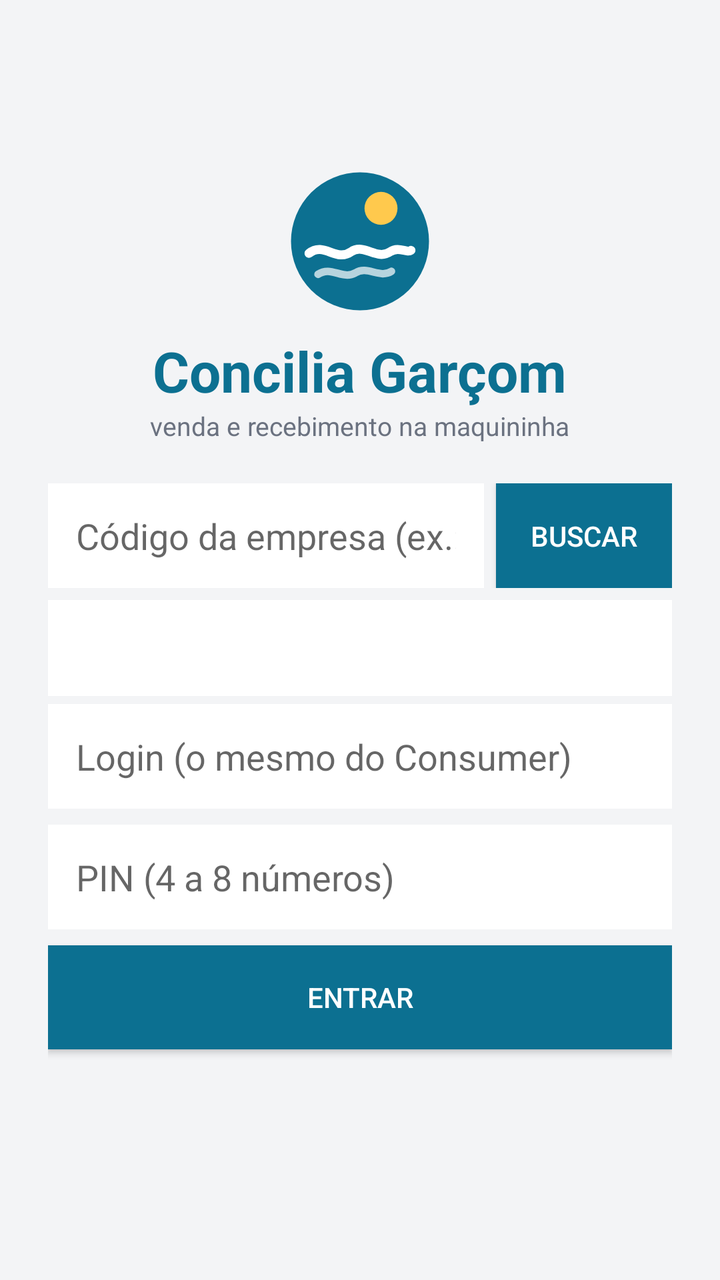
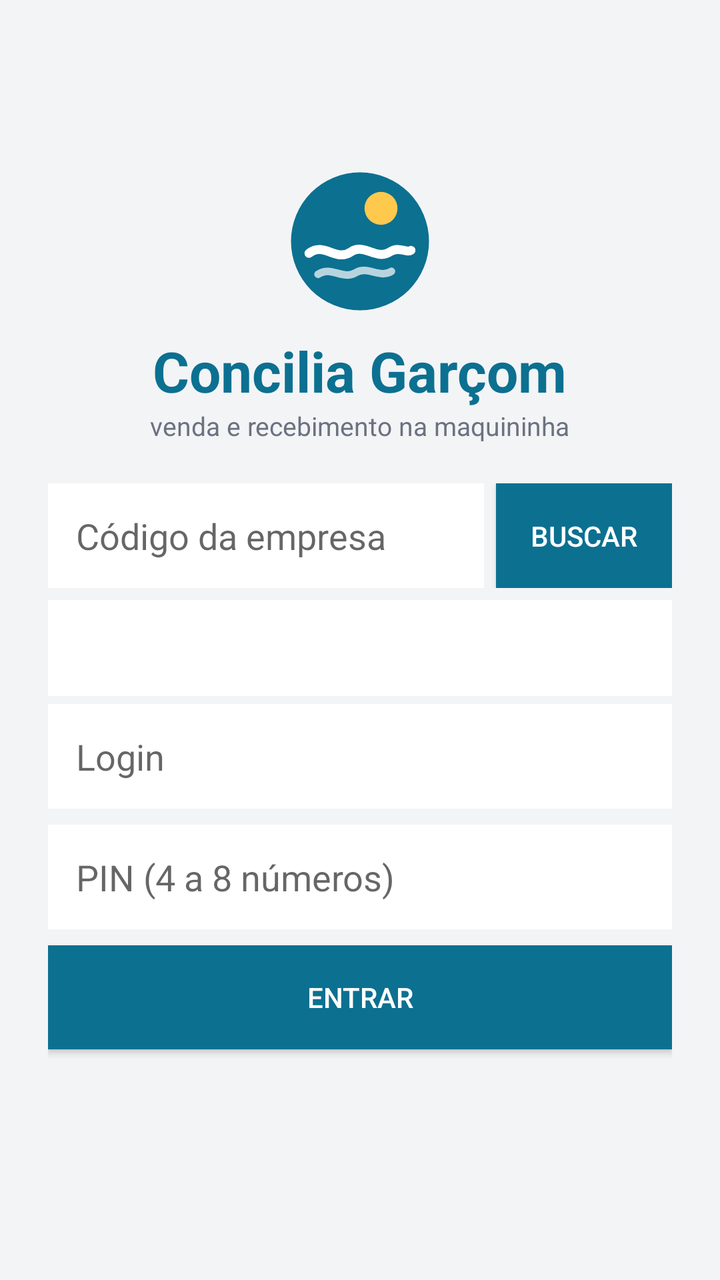

An Android layout rendered at two revisions. The XML below is the earlier revision; the diff shows what the commit changed to produce the second picture.
<!-- AndroidManifest.xml: application theme Theme.ConciliaGarcom -->
<!-- res/layout/activity_login.xml -->
<?xml version="1.0" encoding="utf-8"?>
<ScrollView xmlns:android="http://schemas.android.com/apk/res/android"
    android:layout_width="match_parent"
    android:layout_height="match_parent"
    android:fillViewport="true"
    android:background="#F3F4F6">

    <LinearLayout
        android:layout_width="match_parent"
        android:layout_height="wrap_content"
        android:orientation="vertical"
        android:gravity="center"
        android:padding="24dp"
        android:minHeight="480dp">

        <ImageView
            android:layout_width="72dp"
            android:layout_height="72dp"
            android:src="@drawable/ic_logo"
            android:layout_marginBottom="10dp"
            android:contentDescription="Prainha" />

        <TextView
            android:layout_width="wrap_content"
            android:layout_height="wrap_content"
            android:text="Concilia Garçom"
            android:textSize="28sp"
            android:textStyle="bold"
            android:textColor="#0C7091" />

        <TextView
            android:layout_width="wrap_content"
            android:layout_height="wrap_content"
            android:layout_marginBottom="20dp"
            android:text="venda e recebimento na maquininha"
            android:textSize="13sp"
            android:textColor="#6B7280" />

        <LinearLayout
            android:layout_width="match_parent"
            android:layout_height="wrap_content"
            android:orientation="horizontal"
            android:layout_marginBottom="6dp">

            <EditText
                android:id="@+id/codigoEmpresa"
                android:layout_width="0dp"
                android:layout_weight="1"
                android:layout_height="wrap_content"
                android:hint="Código da empresa (ex.: prainha)"
                android:inputType="textNoSuggestions|textVisiblePassword"
                android:imeOptions="actionGo"
                android:background="#FFFFFF"
                android:padding="14dp" />

            <Button
                android:id="@+id/buscarFiliais"
                android:layout_width="wrap_content"
                android:layout_height="match_parent"
                android:layout_marginStart="6dp"
                android:text="Buscar"
                android:textColor="#FFFFFF"
                android:background="#0C7091" />
        </LinearLayout>

        <Spinner
            android:id="@+id/servidor"
            android:layout_width="match_parent"
            android:layout_height="48dp"
            android:background="#FFFFFF"
            android:layout_marginBottom="4dp" />

        <TextView
            android:id="@+id/descobertaStatus"
            android:layout_width="match_parent"
            android:layout_height="wrap_content"
            android:textSize="12sp"
            android:textColor="#0C7091"
            android:layout_marginBottom="8dp"
            android:visibility="gone" />

        <EditText
            android:id="@+id/servidorCustom"
            android:layout_width="match_parent"
            android:layout_height="wrap_content"
            android:hint="https://servidor-da-loja"
            android:inputType="textUri"
            android:background="#FFFFFF"
            android:padding="14dp"
            android:layout_marginBottom="8dp"
            android:visibility="gone" />

        <EditText
            android:id="@+id/login"
            android:layout_width="match_parent"
            android:layout_height="wrap_content"
            android:hint="Login (o mesmo do Consumer)"
            android:inputType="textNoSuggestions"
            android:background="#FFFFFF"
            android:padding="14dp"
            android:layout_marginBottom="8dp" />

        <EditText
            android:id="@+id/pin"
            android:layout_width="match_parent"
            android:layout_height="wrap_content"
            android:hint="PIN (4 a 8 números)"
            android:inputType="numberPassword"
            android:background="#FFFFFF"
            android:padding="14dp"
            android:layout_marginBottom="8dp" />

        <TextView
            android:id="@+id/pin2Label"
            android:layout_width="match_parent"
            android:layout_height="wrap_content"
            android:text="Primeiro acesso — confirme o PIN:"
            android:textSize="13sp"
            android:textColor="#0C7091"
            android:visibility="gone" />

        <EditText
            android:id="@+id/pin2"
            android:layout_width="match_parent"
            android:layout_height="wrap_content"
            android:hint="Repita o PIN"
            android:inputType="numberPassword"
            android:background="#FFFFFF"
            android:padding="14dp"
            android:layout_marginBottom="8dp"
            android:visibility="gone" />

        <TextView
            android:id="@+id/erro"
            android:layout_width="match_parent"
            android:layout_height="wrap_content"
            android:textColor="#DC2626"
            android:textSize="13sp"
            android:layout_marginBottom="8dp"
            android:visibility="gone" />

        <Button
            android:id="@+id/entrar"
            android:layout_width="match_parent"
            android:layout_height="52dp"
            android:text="Entrar"
            android:textColor="#FFFFFF"
            android:background="#0C7091" />

        <TextView
            android:id="@+id/versaoApp"
            android:layout_width="wrap_content"
            android:layout_height="wrap_content"
            android:layout_marginTop="14dp"
            android:textSize="12sp"
            android:textColor="#9CA3AF" />
    </LinearLayout>
</ScrollView>
<!-- resources referenced by this layout -->
<resources>
  <!-- drawable ic_logo (drawable) -->
  <?xml version="1.0" encoding="utf-8"?>
  <vector xmlns:android="http://schemas.android.com/apk/res/android"
      android:width="72dp"
      android:height="72dp"
      android:viewportWidth="96"
      android:viewportHeight="96">
      <path
          android:pathData="M48,48m-46,0a46,46 0,1 1,92 0a46,46 0,1 1,-92 0"
          android:fillColor="#0C7091" />
      <path
          android:pathData="M62,26m-11,0a11,11 0,1 1,22 0a11,11 0,1 1,-22 0"
          android:fillColor="#FFC94D" />
      <path
          android:pathData="M14,56 C 24,48 32,62 42,55 C 51,49 59,61 68,55 C 74,51 79,56 82,54"
          android:strokeColor="#FFFFFF"
          android:strokeWidth="6"
          android:strokeLineCap="round"
          android:fillColor="#00000000" />
      <path
          android:pathData="M20,70 C 29,64 36,74 45,69 C 53,64 61,73 69,68"
          android:strokeColor="#B3FFFFFF"
          android:strokeWidth="5"
          android:strokeLineCap="round"
          android:fillColor="#00000000" />
  </vector>
  <style name="Theme.ConciliaGarcom" parent="Theme.AppCompat.Light.NoActionBar" />
</resources>

<!-- the commit's change to res/layout/activity_login.xml (unified diff, before → after) -->
@@ -18,7 +18,7 @@
             android:layout_height="72dp"
             android:src="@drawable/ic_logo"
             android:layout_marginBottom="10dp"
-            android:contentDescription="Prainha" />
+            android:contentDescription="Concilia" />
 
         <TextView
             android:layout_width="wrap_content"
@@ -47,7 +47,7 @@
                 android:layout_width="0dp"
                 android:layout_weight="1"
                 android:layout_height="wrap_content"
-                android:hint="Código da empresa (ex.: prainha)"
+                android:hint="Código da empresa"
                 android:inputType="textNoSuggestions|textVisiblePassword"
                 android:imeOptions="actionGo"
                 android:background="#FFFFFF"
@@ -94,7 +94,7 @@
             android:id="@+id/login"
             android:layout_width="match_parent"
             android:layout_height="wrap_content"
-            android:hint="Login (o mesmo do Consumer)"
+            android:hint="Login"
             android:inputType="textNoSuggestions"
             android:background="#FFFFFF"
             android:padding="14dp"
